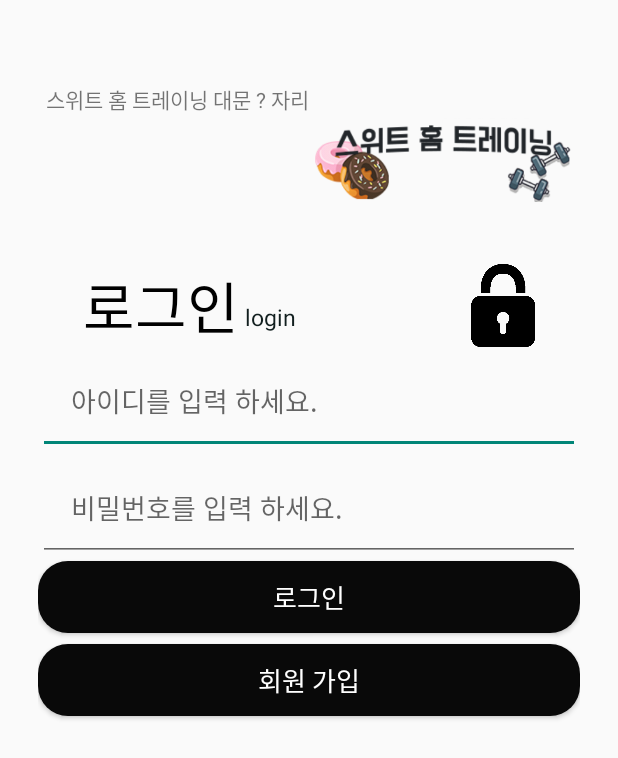
After one commit to bangsungho/HomeGym, an Android app: the LoginActivity screen opened directly, with no data from a screen before it, on a phone screen of 412 x 824 dp. The commit adds this screen. Shown: the top 758 px of the screen. Run offline under Robolectric (Android 15) with nearby library versions, the phone set to English and light mode, and no system bars.

Commit message:
11.05
로그인 xml 구성
각 코드 별 주석 추가
로그인 페이지 테스트 위한 버튼 추가

```diff
--- a/app/src/main/AndroidManifest.xml
+++ b/app/src/main/AndroidManifest.xml
@@ -40,6 +40,9 @@
         <activity
             android:name=".DietActivity"
             android:label="DietActivity 액티비티" />
+        <activity
+            android:name=".LoginActivity"
+            android:label="LoginActivity 액티비티" />
     </application>
 
 </manifest>
--- /dev/null
+++ b/app/src/main/java/com/example/homegym/LoginActivity.java
@@ -0,0 +1,17 @@
+package com.example.homegym;
+
+import android.os.Bundle;
+import android.widget.Button;
+import android.widget.ImageView;
+
+import androidx.annotation.Nullable;
+import androidx.appcompat.app.AppCompatActivity;
+
+public class LoginActivity extends AppCompatActivity {
+
+    @Override
+    protected void onCreate(@Nullable Bundle savedInstanceState) {
+        super.onCreate(savedInstanceState);
+        setContentView(R.layout.login);
+    }
+}
--- a/app/src/main/java/com/example/homegym/LowerActivity.java
+++ b/app/src/main/java/com/example/homegym/LowerActivity.java
@@ -16,7 +16,7 @@ import androidx.recyclerview.widget.RecyclerView;
 
 import java.util.ArrayList;
 
-//하체
+//하체 운동법 리스트
 public class LowerActivity extends Activity {
     public RecyclerView recyclerView;
     ArrayList<LrecItem> itemList;
--- a/app/src/main/java/com/example/homegym/LrecItemActivity.java
+++ b/app/src/main/java/com/example/homegym/LrecItemActivity.java
@@ -6,7 +6,7 @@ import android.widget.ImageView;
 import android.widget.TextView;
 
 import androidx.appcompat.app.AppCompatActivity;
-
+// 하체 운동 방법 각 운동법
 public class LrecItemActivity extends AppCompatActivity {
     private Intent lintent;
     private int lnumber;
--- a/app/src/main/java/com/example/homegym/MainActivity.java
+++ b/app/src/main/java/com/example/homegym/MainActivity.java
@@ -22,9 +22,11 @@ import android.widget.VideoView;
 public class MainActivity extends AppCompatActivity {
     private ImageView imageView;
     private DrawerLayout drawerLayout;
-    Button button1, button2,button3, food;
+    Button button1, button2,button3, food, test1;
 
 
+    //버튼과 각 액티비티 연결
+    //드로어 레이아웃 연결
     @Override
     protected void onCreate(Bundle savedInstanceState) {
         super.onCreate(savedInstanceState);
@@ -37,6 +39,7 @@ public class MainActivity extends AppCompatActivity {
             drawerLayout.openDrawer(Gravity.RIGHT);
         });
 
+        //상체 운동 버튼
         button1 = (Button) findViewById(R.id.button1);
         button1.setOnClickListener(new View.OnClickListener() {
             @Override
@@ -46,6 +49,7 @@ public class MainActivity extends AppCompatActivity {
             }
         });
 
+        //하체 운동 버튼
         button2 = (Button) findViewById(R.id.button2);
         button2.setOnClickListener(new View.OnClickListener() {
             @Override
@@ -55,6 +59,7 @@ public class MainActivity extends AppCompatActivity {
             }
         });
 
+        //전신 운동 버튼
         button3 = (Button) findViewById(R.id.button3);
         button3.setOnClickListener(new View.OnClickListener() {
             @Override
@@ -63,6 +68,7 @@ public class MainActivity extends AppCompatActivity {
                 startActivity(intent);
             }
         });
+        //식단 버튼
         food = (Button) findViewById(R.id.food);
         food.setOnClickListener(new View.OnClickListener() {
             @Override
@@ -73,7 +79,17 @@ public class MainActivity extends AppCompatActivity {
                 startActivity(intent);
             }
         });
-
+        // ** 로그인 페이지 테스트 **
+        test1 = (Button) findViewById(R.id.test1);
+        test1.setOnClickListener(new View.OnClickListener() {
+            @Override
+            public void onClick(View view) {
+                SlidingDrawer drawer = (SlidingDrawer)findViewById(R.id.slide);
+                drawer.animateClose();
+                Intent intent = new Intent(getApplicationContext(), LoginActivity.class);
+                startActivity(intent);
+            }
+        });
     }
 
     @Override
--- a/app/src/main/java/com/example/homegym/RecItemActivity.java
+++ b/app/src/main/java/com/example/homegym/RecItemActivity.java
@@ -9,7 +9,7 @@ import android.widget.TextView;
 import androidx.appcompat.app.AppCompatActivity;
 import androidx.recyclerview.widget.DividerItemDecoration;
 import androidx.recyclerview.widget.LinearLayoutManager;
-
+// 상체 운동 방법 각 운동법
 public class RecItemActivity extends AppCompatActivity {
     private Intent intent;
     private int number;
--- a/app/src/main/java/com/example/homegym/UpperActivity.java
+++ b/app/src/main/java/com/example/homegym/UpperActivity.java
@@ -23,7 +23,7 @@ import android.widget.ListView;
 import androidx.annotation.Nullable;
 import androidx.core.content.ContextCompat;
 
-//상체
+//상체 운동법 리스트
 public class UpperActivity extends Activity {
     public RecyclerView recyclerView;
     ArrayList<RecItem> itemList;
--- a/app/src/main/java/com/example/homegym/WholeBodyActivity.java
+++ b/app/src/main/java/com/example/homegym/WholeBodyActivity.java
@@ -9,7 +9,7 @@ import androidx.recyclerview.widget.LinearLayoutManager;
 import androidx.recyclerview.widget.RecyclerView;
 
 import java.util.ArrayList;
-
+// 전신 운동법 리스트
 public class WholeBodyActivity extends Activity {
     public RecyclerView recyclerView;
     ArrayList<WrecItem> itemList;
--- a/app/src/main/java/com/example/homegym/WrecItemActivity.java
+++ b/app/src/main/java/com/example/homegym/WrecItemActivity.java
@@ -6,7 +6,7 @@ import android.widget.ImageView;
 import android.widget.TextView;
 
 import androidx.appcompat.app.AppCompatActivity;
-
+// 전신 운동 방법 각 운동법
 public class WrecItemActivity extends AppCompatActivity {
     private Intent wintent;
     private int wnumber;
--- /dev/null
+++ b/app/src/main/res/drawable/loginbtn_shape.xml
@@ -0,0 +1,10 @@
+<?xml version="1.0" encoding="utf-8"?>
+<selector xmlns:android="http://schemas.android.com/apk/res/android">
+
+    <item android:state_enabled="true">
+        <shape>
+            <solid android:color="#090909"></solid>
+            <corners android:radius="20dp"></corners>
+        </shape>
+    </item>
+</selector>
--- a/app/src/main/res/layout/activity_main.xml
+++ b/app/src/main/res/layout/activity_main.xml
@@ -99,6 +99,11 @@
                         android:layout_width="match_parent"
                         android:layout_height="wrap_content"
                         android:text="식 단" />
+                    <Button
+                        android:id="@+id/test1"
+                        android:layout_width="match_parent"
+                        android:layout_height="wrap_content"
+                        android:text="로그인 테스트" />
                 </LinearLayout>
             </SlidingDrawer>
         </RelativeLayout>
--- a/app/src/main/res/layout/item_detail.xml
+++ b/app/src/main/res/layout/item_detail.xml
@@ -13,6 +13,7 @@
         android:layout_width="300dp"
         android:layout_height="280dp"
         android:layout_marginTop="84dp"
+        android:layout_gravity="center"
         app:layout_constraintStart_toStartOf="parent"
         app:layout_constraintTop_toTopOf="parent" />
 
--- a/app/src/main/res/layout/litem_detail.xml
+++ b/app/src/main/res/layout/litem_detail.xml
@@ -14,6 +14,7 @@
             android:layout_width="300dp"
             android:layout_height="280dp"
             android:layout_marginTop="84dp"
+            android:layout_gravity="center"
             app:layout_constraintStart_toStartOf="parent"
             app:layout_constraintTop_toTopOf="parent" />
 
--- a/app/src/main/res/layout/login.xml
+++ b/app/src/main/res/layout/login.xml
@@ -10,9 +10,63 @@
         android:layout_width="match_parent"
         android:layout_height="wrap_content"
         android:orientation="vertical"
+        android:layout_marginTop="30dp"
         android:layout_gravity="center"
         android:paddingRight="15dp"
         android:paddingLeft="15dp">
+        <LinearLayout
+            android:layout_width="match_parent"
+            android:layout_height="wrap_content"
+            android:orientation="horizontal"
+            android:layout_marginTop="10dp"
+            android:layout_marginBottom="15dp"
+            android:layout_gravity="center"
+            android:padding="5dp">
+            <TextView
+                android:layout_width="wrap_content"
+                android:layout_height="match_parent"
+                android:text="스위트 홈 트레이닝 대문 ? 자리"
+                />
+            <ImageView
+                android:id="@+id/title_image"
+                android:layout_width="match_parent"
+                android:layout_height="100dp"
+                android:scaleType="centerInside"
+                android:src="@drawable/title"
+                />
+
+        </LinearLayout>
+        <LinearLayout
+            android:layout_width="match_parent"
+            android:layout_height="wrap_content"
+            android:orientation="horizontal"
+            android:layout_marginLeft="30dp">
+                <TextView
+                    android:layout_width="wrap_content"
+                    android:layout_height="wrap_content"
+                    android:layout_gravity="center"
+                    android:textAlignment="center"
+                    android:textSize="37dp"
+                    android:textColor="@color/black"
+                    android:text="로그인"/>
+                <TextView
+                    android:layout_width="wrap_content"
+                    android:layout_height="wrap_content"
+                    android:layout_gravity="center"
+                    android:textAlignment="center"
+                    android:layout_marginTop="8dp"
+                    android:textSize="15dp"
+                    android:textColor="#121F1F"
+                    android:text=" login"/>
+
+            <ImageView
+                android:id="@+id/loginLock_image"
+                android:layout_width="wrap_content"
+                android:layout_height="match_parent"
+                android:scaleType="fitEnd"
+                android:layout_marginRight="30dp"
+                android:src="@drawable/loginlock" />
+        </LinearLayout>
         <EditText
             android:layout_width="match_parent"
             android:layout_height="wrap_content"
@@ -27,13 +81,25 @@
             />
 
         <Button
+            android:id="@+id/login_button"
+            android:background="@drawable/loginbtn_shape"
             android:layout_width="match_parent"
             android:layout_height="wrap_content"
-            android:text="로그인"/>
+            android:layout_marginBottom="7dp"
+            android:textColor="#ffffff"
+            android:textSize="17dp"
+            android:text="로그인"
+            />
         <Button
+            android:id="@+id/signUp_button"
+            android:background="@drawable/loginbtn_shape"
             android:layout_width="match_parent"
             android:layout_height="wrap_content"
-            android:text="회원가입"/>
+            android:layout_marginBottom="5dp"
+            android:textColor="#ffffff"
+            android:textSize="17dp"
+            android:text="회원 가입"
+            />
     </LinearLayout>
 
 </LinearLayout>
--- a/app/src/main/res/layout/witem_detail.xml
+++ b/app/src/main/res/layout/witem_detail.xml
@@ -14,6 +14,7 @@
             android:layout_width="300dp"
             android:layout_height="280dp"
             android:layout_marginTop="84dp"
+            android:layout_gravity="center"
             app:layout_constraintStart_toStartOf="parent"
             app:layout_constraintTop_toTopOf="parent" />
 
```
Also changed, not shown: app/src/main/res/drawable-v24/loginlock.png (added), app/src/main/res/drawable/title.png (added).
